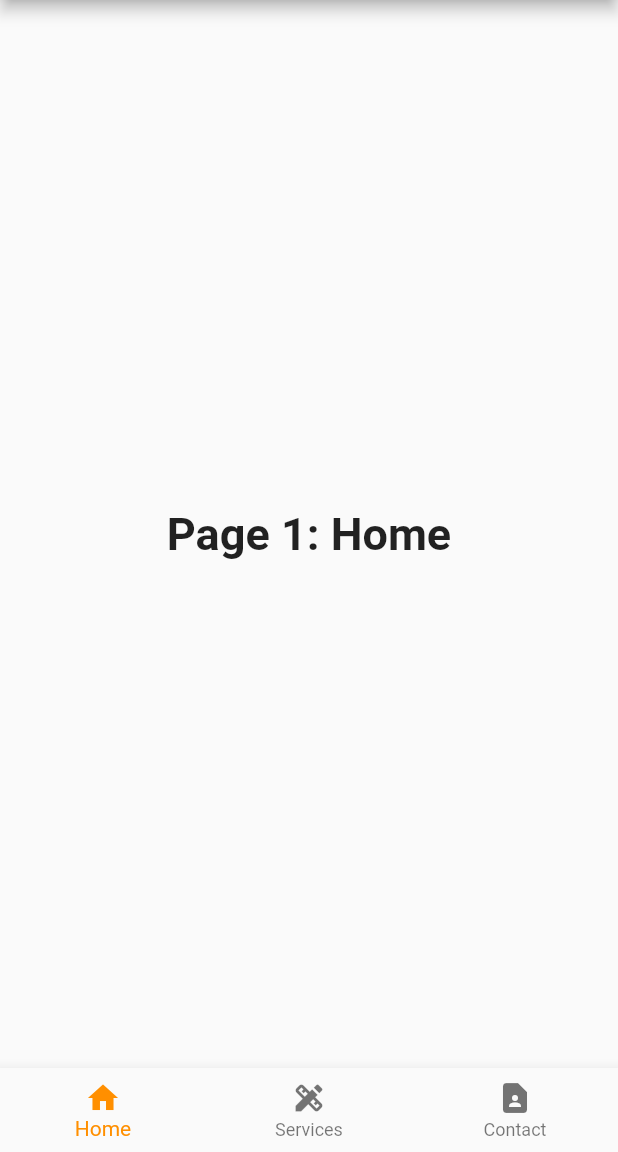
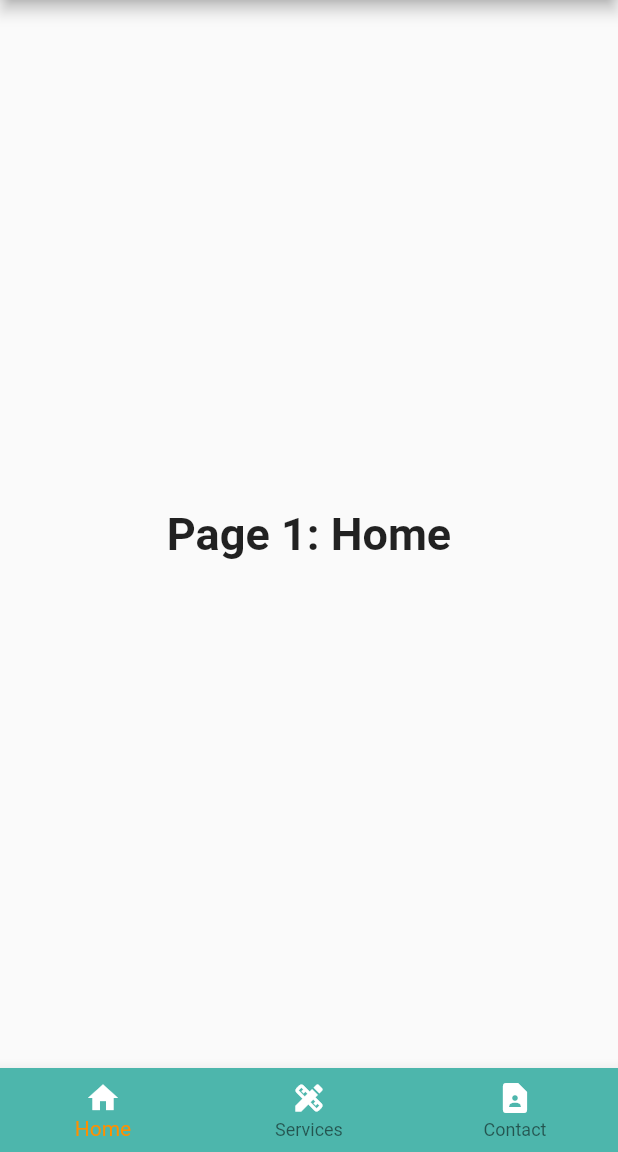
Before and after one commit to syfulsharif/flutter_assignment_5, a Flutter app: the screen it shows after launch, on a phone screen of 412 x 824 dp, the part 84-1236 px from its top. Run offline on Flutter 3.47's test engine with Material 2 defaults, Android fonts, the phone set to English and light mode, and no system bars.

Commit message:
Color edited

```diff
--- a/lib/main.dart
+++ b/lib/main.dart
@@ -58,6 +58,7 @@ class _OstadBottomNavigationBarState extends State<OstadBottomNavigationBar> {
         backgroundColor: Colors.teal,
       ),
       drawer: Drawer(
+        backgroundColor: Colors.teal.shade100,
         child: ListView(
           children: const [
             DrawerHeader(
@@ -79,17 +80,18 @@ class _OstadBottomNavigationBarState extends State<OstadBottomNavigationBar> {
         child: _widgetOptions.elementAt(_selectedIndex),
       ),
       bottomNavigationBar: BottomNavigationBar(
+        backgroundColor: Colors.teal.shade300,
         items: const <BottomNavigationBarItem>[
           BottomNavigationBarItem(
-            icon: Icon(Icons.home),
+            icon: Icon(Icons.home, color: Colors.white,),
             label: 'Home',
           ),
           BottomNavigationBarItem(
-            icon: Icon(Icons.design_services),
+            icon: Icon(Icons.design_services, color: Colors.white),
             label: 'Services',
           ),
           BottomNavigationBarItem(
-            icon: Icon(Icons.contact_page),
+            icon: Icon(Icons.contact_page, color: Colors.white,),
             label: 'Contact',
           ),
         ],
```
